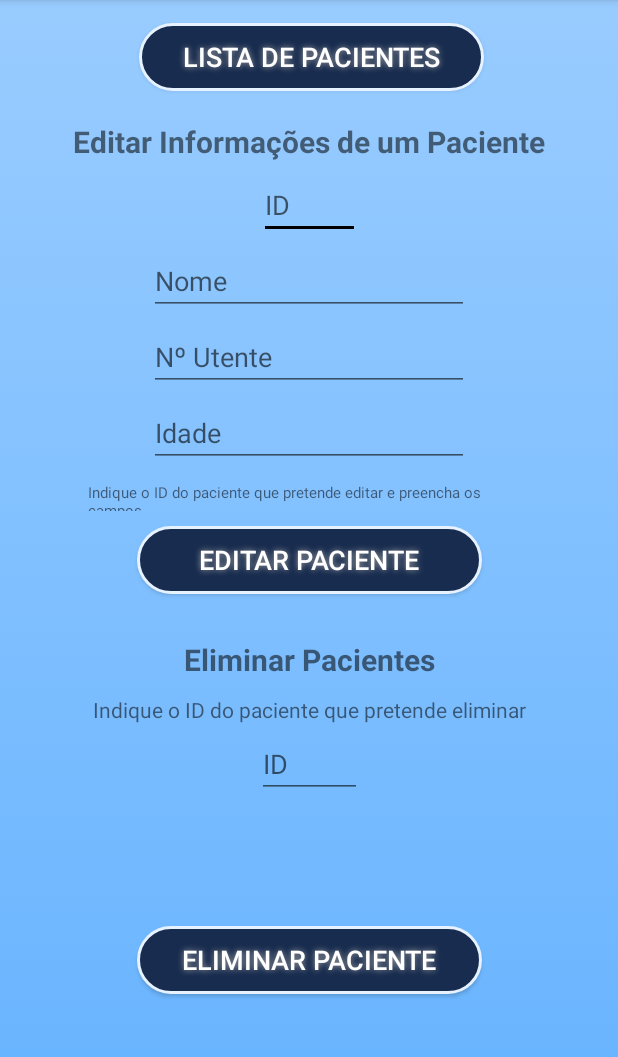
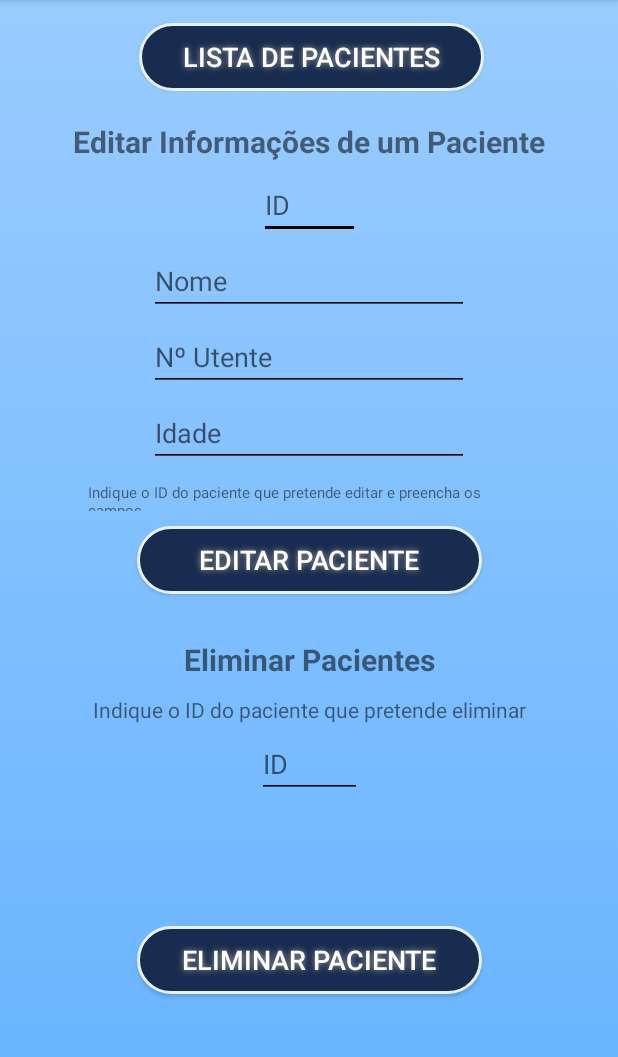
Before and after one commit to joaomftorres/AppTriagem, an Android app: the ActivityPacientes screen opened directly, with no data from a screen before it, on a phone screen of 412 x 824 dp, the part 84-1141 px from its top. Run offline under Robolectric (Android 15) with nearby library versions, the phone set to English and light mode, and no system bars; Roboto replaces fonts that are not available here.

Commit message:
Alterações Visuais na Página de Pacientes

```diff
--- a/app/src/main/res/layout/activity_pacientes.xml
+++ b/app/src/main/res/layout/activity_pacientes.xml
@@ -76,6 +76,8 @@
             android:ems="10"
             android:hint="@string/textViewNome"
             android:inputType="textPersonName"
+            android:backgroundTint="@android:color/black"
+            android:textCursorDrawable="@null"
             app:layout_constraintEnd_toEndOf="parent"
             app:layout_constraintHorizontal_bias="0.5"
             app:layout_constraintStart_toStartOf="parent"
@@ -104,6 +106,8 @@
             android:ems="10"
             android:hint="@string/textViewNumeroUtente"
             android:inputType="number"
+            android:backgroundTint="@android:color/black"
+            android:textCursorDrawable="@null"
             app:layout_constraintEnd_toEndOf="parent"
             app:layout_constraintHorizontal_bias="0.5"
             app:layout_constraintStart_toStartOf="parent"
@@ -117,6 +121,8 @@
             android:ems="10"
             android:hint="@string/editTextIdade"
             android:inputType="number"
+            android:backgroundTint="@android:color/black"
+            android:textCursorDrawable="@null"
             app:layout_constraintEnd_toEndOf="parent"
             app:layout_constraintHorizontal_bias="0.5"
             app:layout_constraintStart_toStartOf="parent"
@@ -130,6 +136,8 @@
             android:ems="10"
             android:hint="@string/ID"
             android:inputType="number"
+            android:backgroundTint="@android:color/black"
+            android:textCursorDrawable="@null"
             app:layout_constraintEnd_toEndOf="parent"
             app:layout_constraintHorizontal_bias="0.5"
             app:layout_constraintStart_toStartOf="parent"
```
